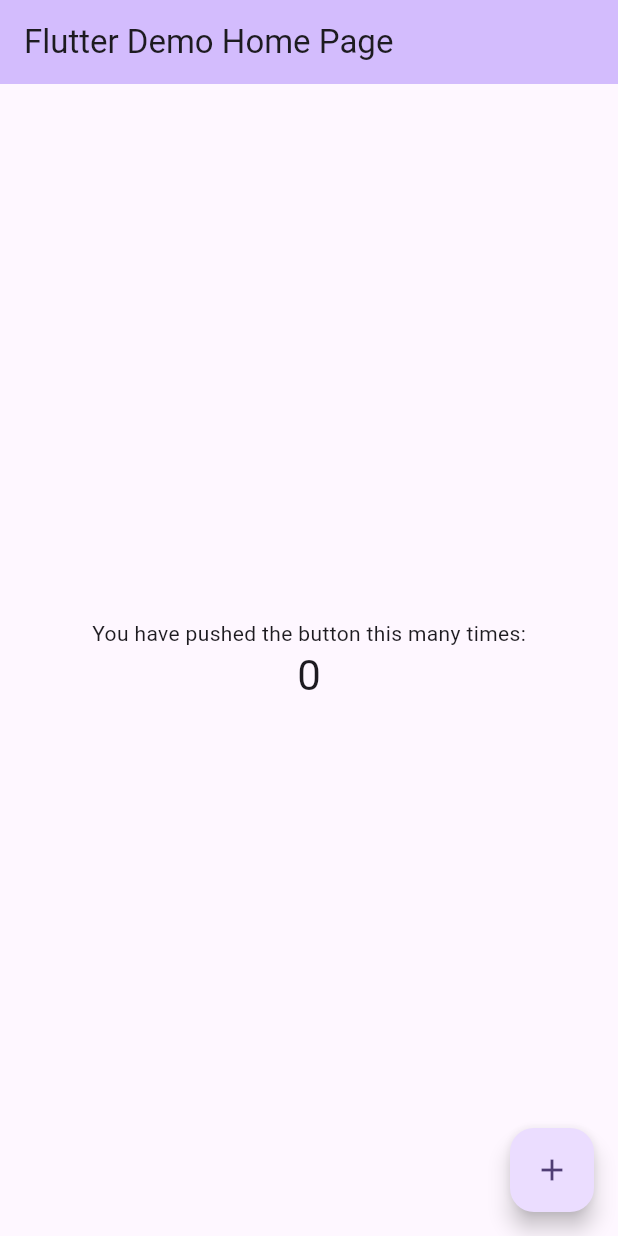
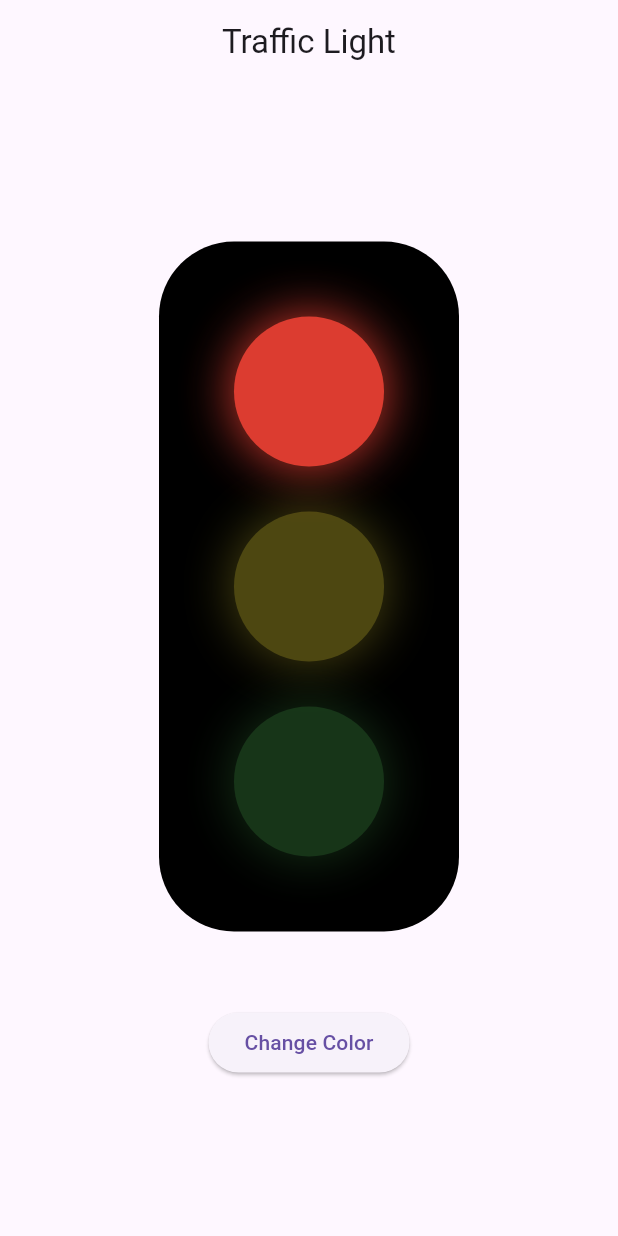
Before and after one commit to O-Pasut/mobile_homework4, a Flutter app: the screen it shows after launch, on a phone screen of 412 x 824 dp. Run offline on Flutter 3.47's test engine with Material 3 defaults, Android fonts, the phone set to English and light mode, and no system bars.

Commit message:
homework 4

```diff
--- /dev/null
+++ b/lib/homepage.dart
@@ -0,0 +1,14 @@
+import 'package:flutter/material.dart';
+import 'package:mobile_homework4/traffic_light.dart';
+
+class Homepage extends StatelessWidget {
+  const Homepage({super.key});
+
+  @override
+  Widget build(BuildContext context) {
+    return Scaffold(
+      appBar: AppBar(title: Center(child: Text("Traffic Light"))),
+      body: Center(child: TrafficLight()),
+    );
+  }
+}
--- a/lib/main.dart
+++ b/lib/main.dart
@@ -1,4 +1,5 @@
 import 'package:flutter/material.dart';
+import 'package:mobile_homework4/homepage.dart';
 
 void main() {
   runApp(const MyApp());
@@ -10,113 +11,6 @@ class MyApp extends StatelessWidget {
   // This widget is the root of your application.
   @override
   Widget build(BuildContext context) {
-    return MaterialApp(
-      title: 'Flutter Demo',
-      theme: ThemeData(
-        // This is the theme of your application.
-        //
-        // TRY THIS: Try running your application with "flutter run". You'll see
-        // the application has a purple toolbar. Then, without quitting the app,
-        // try changing the seedColor in the colorScheme below to Colors.green
-        // and then invoke "hot reload" (save your changes or press the "hot
-        // reload" button in a Flutter-supported IDE, or press "r" if you used
-        // the command line to start the app).
-        //
-        // Notice that the counter didn't reset back to zero; the application
-        // state is not lost during the reload. To reset the state, use hot
-        // restart instead.
-        //
-        // This works for code too, not just values: Most code changes can be
-        // tested with just a hot reload.
-        colorScheme: ColorScheme.fromSeed(seedColor: Colors.deepPurple),
-      ),
-      home: const MyHomePage(title: 'Flutter Demo Home Page'),
-    );
+    return MaterialApp(home: Homepage());
   }
 }
-
-class MyHomePage extends StatefulWidget {
-  const MyHomePage({super.key, required this.title});
-
-  // This widget is the home page of your application. It is stateful, meaning
-  // that it has a State object (defined below) that contains fields that affect
-  // how it looks.
-
-  // This class is the configuration for the state. It holds the values (in this
-  // case the title) provided by the parent (in this case the App widget) and
-  // used by the build method of the State. Fields in a Widget subclass are
-  // always marked "final".
-
-  final String title;
-
-  @override
-  State<MyHomePage> createState() => _MyHomePageState();
-}
-
-class _MyHomePageState extends State<MyHomePage> {
-  int _counter = 0;
-
-  void _incrementCounter() {
-    setState(() {
-      // This call to setState tells the Flutter framework that something has
-      // changed in this State, which causes it to rerun the build method below
-      // so that the display can reflect the updated values. If we changed
-      // _counter without calling setState(), then the build method would not be
-      // called again, and so nothing would appear to happen.
-      _counter++;
-    });
-  }
-
-  @override
-  Widget build(BuildContext context) {
-    // This method is rerun every time setState is called, for instance as done
-    // by the _incrementCounter method above.
-    //
-    // The Flutter framework has been optimized to make rerunning build methods
-    // fast, so that you can just rebuild anything that needs updating rather
-    // than having to individually change instances of widgets.
-    return Scaffold(
-      appBar: AppBar(
-        // TRY THIS: Try changing the color here to a specific color (to
-        // Colors.amber, perhaps?) and trigger a hot reload to see the AppBar
-        // change color while the other colors stay the same.
-        backgroundColor: Theme.of(context).colorScheme.inversePrimary,
-        // Here we take the value from the MyHomePage object that was created by
-        // the App.build method, and use it to set our appbar title.
-        title: Text(widget.title),
-      ),
-      body: Center(
-        // Center is a layout widget. It takes a single child and positions it
-        // in the middle of the parent.
-        child: Column(
-          // Column is also a layout widget. It takes a list of children and
-          // arranges them vertically. By default, it sizes itself to fit its
-          // children horizontally, and tries to be as tall as its parent.
-          //
-          // Column has various properties to control how it sizes itself and
-          // how it positions its children. Here we use mainAxisAlignment to
-          // center the children vertically; the main axis here is the vertical
-          // axis because Columns are vertical (the cross axis would be
-          // horizontal).
-          //
-          // TRY THIS: Invoke "debug painting" (choose the "Toggle Debug Paint"
-          // action in the IDE, or press "p" in the console), to see the
-          // wireframe for each widget.
-          mainAxisAlignment: MainAxisAlignment.center,
-          children: <Widget>[
-            const Text('You have pushed the button this many times:'),
-            Text(
-              '$_counter',
-              style: Theme.of(context).textTheme.headlineMedium,
-            ),
-          ],
-        ),
-      ),
-      floatingActionButton: FloatingActionButton(
-        onPressed: _incrementCounter,
-        tooltip: 'Increment',
-        child: const Icon(Icons.add),
-      ), // This trailing comma makes auto-formatting nicer for build methods.
-    );
-  }
-}
--- /dev/null
+++ b/lib/traffic_light.dart
@@ -0,0 +1,71 @@
+import 'package:flutter/material.dart';
+
+class TrafficLight extends StatefulWidget {
+  const TrafficLight({super.key});
+  @override
+  State<TrafficLight> createState() => _TrafficLightState();
+}
+
+class _TrafficLightState extends State<TrafficLight> {
+  int _lightState = 0;
+
+  void _changeLightState() {
+    setState(() {
+      _lightState++;
+    });
+    if (_lightState == 3) {
+      _lightState = 0;
+    }
+  }
+
+  Widget _getLight(Color c, int state) {
+    return AnimatedOpacity(
+      opacity: _lightState == state ? 0.9 : 0.3,
+      duration: const Duration(milliseconds: 500),
+      child: Container(
+        width: 100,
+        height: 100,
+        decoration: BoxDecoration(
+          color: c,
+          borderRadius: BorderRadius.circular(50),
+          boxShadow: [
+            BoxShadow(color: c, offset: Offset(0, 0), blurRadius: 30),
+          ],
+        ),
+      ),
+    );
+  }
+
+  @override
+  Widget build(BuildContext context) {
+    return Center(
+      child: Column(
+        mainAxisAlignment: MainAxisAlignment.center,
+        children: [
+          Container(
+            padding: EdgeInsets.all(50),
+            decoration: BoxDecoration(
+              borderRadius: BorderRadius.circular(50),
+              color: Colors.black,
+            ),
+            child: Column(
+              mainAxisSize: MainAxisSize.min,
+              children: [
+                _getLight(Colors.red, 0),
+                SizedBox(height: 30),
+                _getLight(Colors.yellow, 1),
+                SizedBox(height: 30),
+                _getLight(Colors.green, 2),
+              ],
+            ),
+          ),
+          SizedBox(height: 50),
+          ElevatedButton(
+            onPressed: () => _changeLightState(),
+            child: const Text("Change Color"),
+          ),
+        ],
+      ),
+    );
+  }
+}
```
